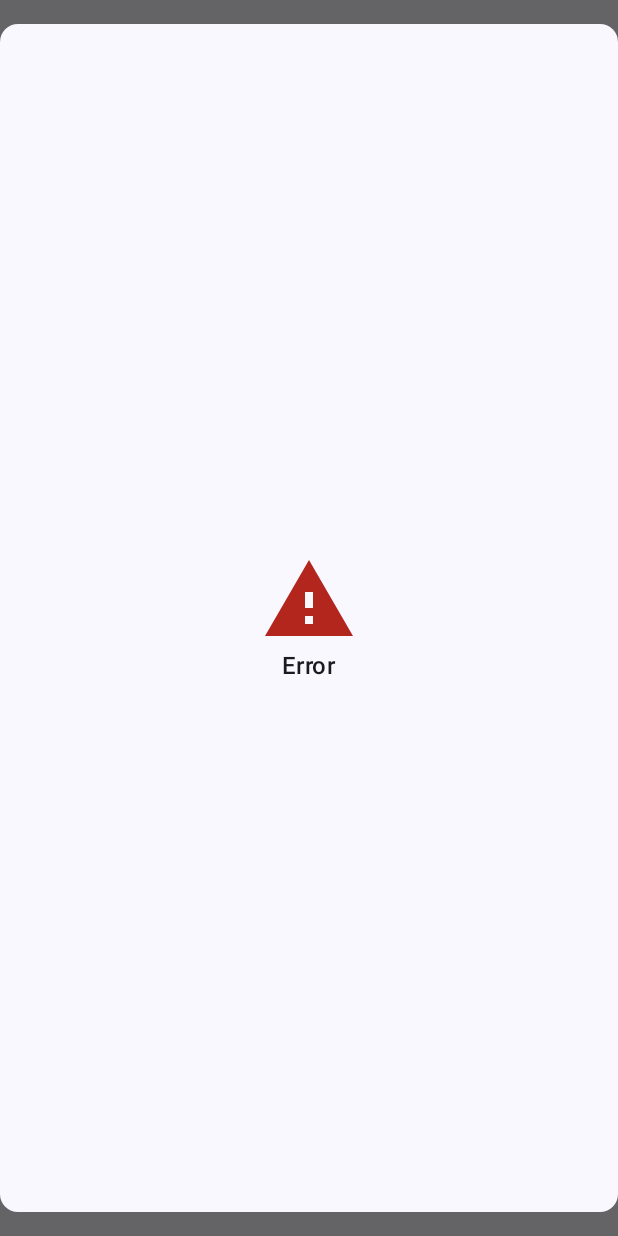
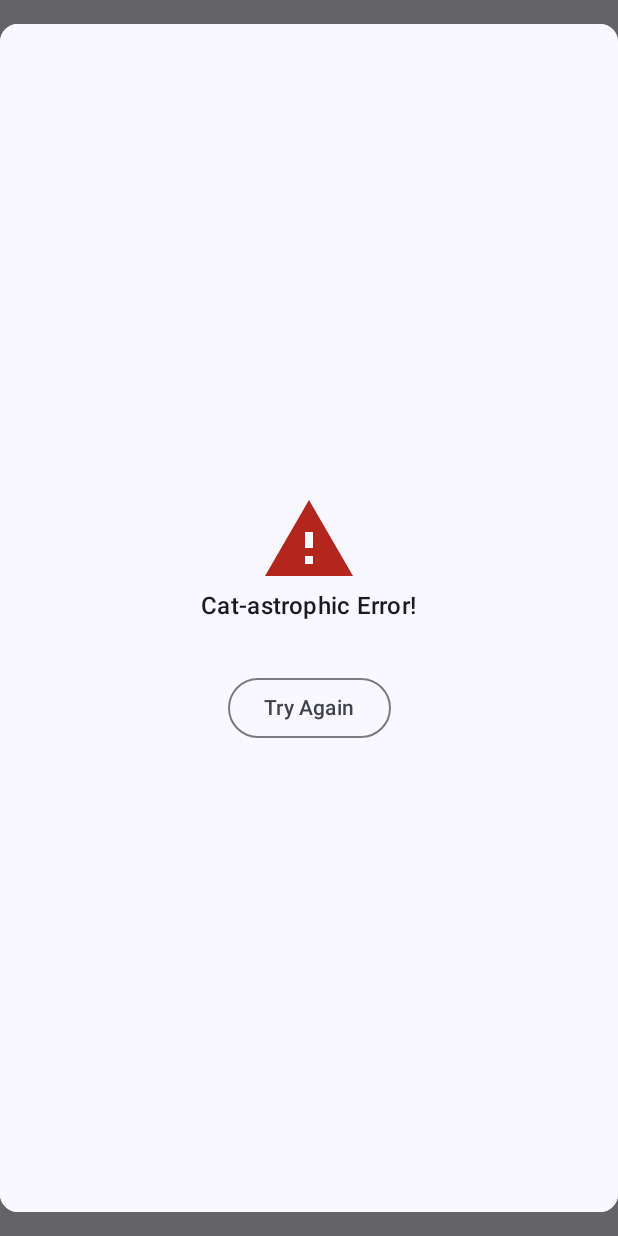
Before and after one commit to ScottWoodward97/GiFeline-KMP, an Android app built with Jetpack Compose: the BreedSelectorScreen screen opened through its navigation route, on a phone screen of 412 x 824 dp. Run offline under Robolectric (Android 15) with nearby library versions, the phone set to English and light mode, and no system bars; our stand-ins replace Dagger/Hilt's generated code.

Commit message:
use global error and loading screens in breed page

```diff
--- a/feature/src/main/java/uk/co/sw/gifeline/feature/breedselector/BreedSelectorScreen.kt
+++ b/feature/src/main/java/uk/co/sw/gifeline/feature/breedselector/BreedSelectorScreen.kt
@@ -8,15 +8,10 @@ import androidx.compose.foundation.layout.PaddingValues
 import androidx.compose.foundation.layout.fillMaxSize
 import androidx.compose.foundation.layout.fillMaxWidth
 import androidx.compose.foundation.layout.padding
-import androidx.compose.foundation.layout.size
 import androidx.compose.foundation.layout.sizeIn
 import androidx.compose.foundation.lazy.LazyColumn
 import androidx.compose.foundation.lazy.items
-import androidx.compose.material.icons.Icons
-import androidx.compose.material.icons.filled.Warning
 import androidx.compose.material3.Card
-import androidx.compose.material3.CircularProgressIndicator
-import androidx.compose.material3.Icon
 import androidx.compose.material3.MaterialTheme
 import androidx.compose.material3.Text
 import androidx.compose.runtime.Composable
@@ -36,6 +31,8 @@ import uk.co.sw.gifeline.feature.R
 import uk.co.sw.gifeline.feature.breedselector.preview.BreedPreviewParameterProvider
 import uk.co.sw.gifeline.feature.breedselector.viewstate.CatBreedViewState
 import uk.co.sw.gifeline.feature.breedselector.viewstate.CatBreedViewState.CatBreeds.CatBreedViewData
+import uk.co.sw.gifeline.feature.common.ErrorScreen
+import uk.co.sw.gifeline.feature.common.LoadingScreen
 import uk.co.sw.gifeline.feature.theme.GiFelineTheme
 
 @Composable
@@ -51,6 +48,7 @@ fun BreedSelectorScreen(
     BreedSelectorLayout(
         state = state.value,
         onBreedSelected = onBreedSelected,
+        onRetry = viewModel::getCatBreeds,
         modifier = modifier
     )
 }
@@ -59,6 +57,7 @@ fun BreedSelectorScreen(
 fun BreedSelectorLayout(
     state: CatBreedViewState,
     onBreedSelected: (String) -> Unit,
+    onRetry: () -> Unit,
     modifier: Modifier = Modifier
 ) {
     Box(
@@ -71,8 +70,8 @@ fun BreedSelectorLayout(
     ) {
         when (state) {
             is CatBreedViewState.CatBreeds -> BreedsList(state.breeds, onBreedSelected)
-            CatBreedViewState.Error -> ErrorState()
-            CatBreedViewState.Loading -> CircularProgressIndicator()
+            CatBreedViewState.Error -> ErrorScreen(onRetry)
+            CatBreedViewState.Loading -> LoadingScreen()
         }
     }
 }
@@ -131,47 +130,12 @@ private fun Breed(
     }
 }
 
-@Composable
-private fun ErrorState(modifier: Modifier = Modifier) {
-    Column(
-        modifier = modifier,
-        horizontalAlignment = Alignment.CenterHorizontally,
-    ) {
-        Icon(
-            imageVector = Icons.Filled.Warning,
-            contentDescription = null,
-            tint = MaterialTheme.colorScheme.error,
-            modifier = Modifier.size(64.dp)
-        )
-        Text(
-            text = "Error",
-            style = MaterialTheme.typography.titleMedium,
-        )
-    }
-}
-
 @Preview
 @Composable
 private fun BreedSelectorLayoutPreview(
     @PreviewParameter(BreedPreviewParameterProvider::class) cats: List<CatBreedViewData>
 ) {
     GiFelineTheme {
-        BreedSelectorLayout(CatBreedViewState.CatBreeds(cats), {})
+        BreedSelectorLayout(CatBreedViewState.CatBreeds(cats), {}, {})
     }
 }
-
-@Preview
-@Composable
-private fun BreedSelectorErrorPreview() {
-    GiFelineTheme {
-        BreedSelectorLayout(CatBreedViewState.Error, {})
-    }
-}
-
-@Preview
-@Composable
-private fun BreedSelectorLoadingPreview() {
-    GiFelineTheme {
-        BreedSelectorLayout(CatBreedViewState.Loading, {})
-    }
-}
```
